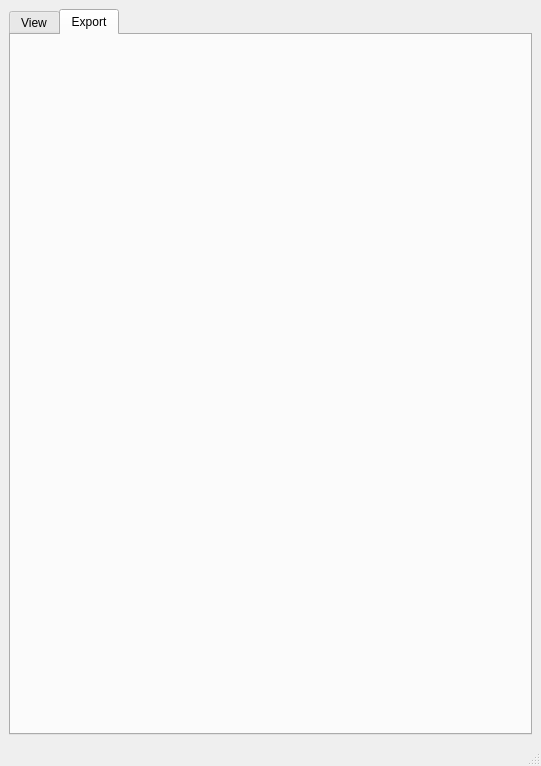
Rubenknex/qtplot, file qtplot/ui/main.ui: the form before one commit.
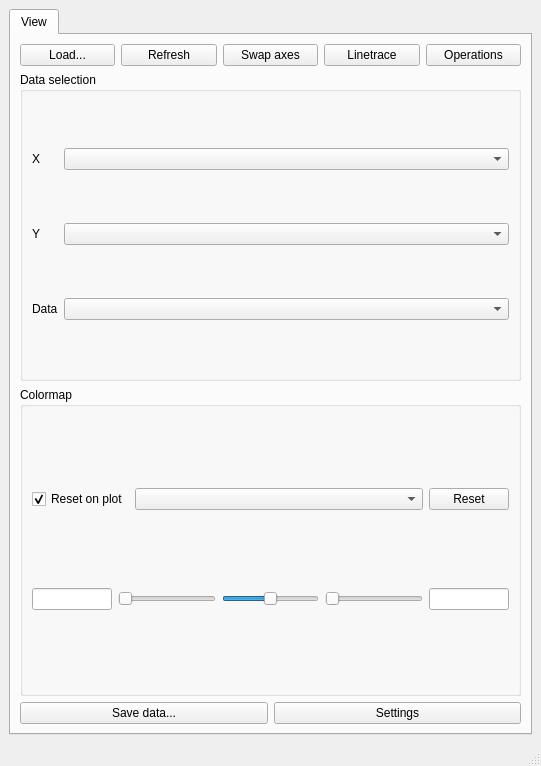
The form after the commit. The open tabs and pages were chosen to show the change.

Commit message: feature: export is now working

Patch:
```diff
--- a/qtplot/ui/main.ui
+++ b/qtplot/ui/main.ui
@@ -255,12 +255,6 @@
         </item>
        </layout>
       </widget>
-      <widget class="QWidget" name="tab_2">
-       <attribute name="title">
-        <string>Export</string>
-       </attribute>
-       <layout class="QVBoxLayout" name="verticalLayout"/>
-      </widget>
      </widget>
     </item>
    </layout>
```
Left out of the diff: 4 changed lines with no effect on the pictures. The commit also changes 7 other files.
